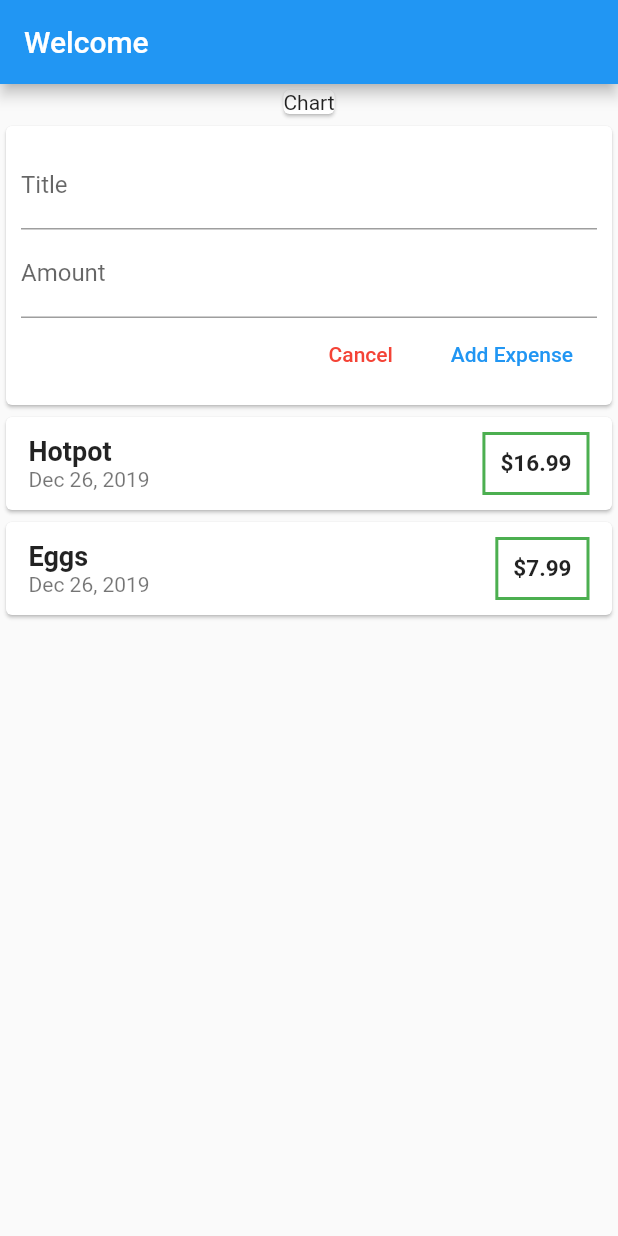
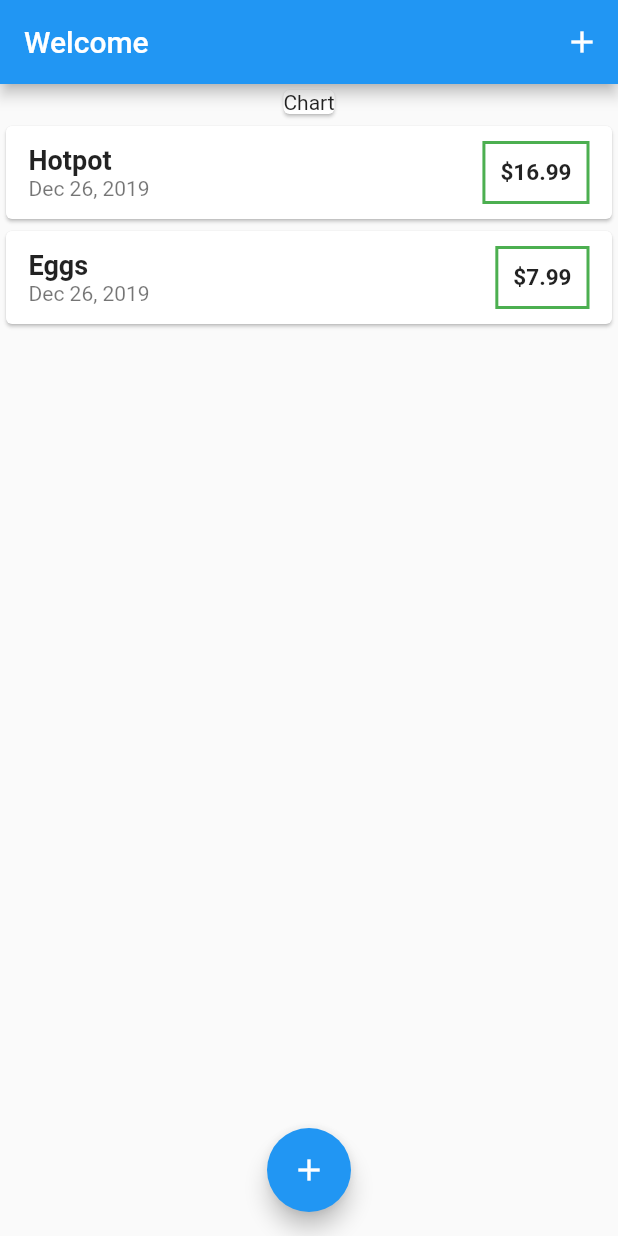
Before and after one commit to thecrumb/expensebook, a Flutter app: the screen it shows after launch, on a phone screen of 412 x 824 dp. Run offline on Flutter 3.47's test engine with Material 2 defaults, Android fonts, the phone set to English and light mode, and no system bars.

Commit message:
Moved new expense to modal sheet. Fixed some formatting

```diff
--- a/lib/main.dart
+++ b/lib/main.dart
@@ -1,6 +1,8 @@
 import 'package:flutter/material.dart';
 
-import './widgets/user_expenses.dart';
+import './models/expense.dart';
+import './widgets/expense_list.dart';
+import './widgets/new_expense.dart';
 
 void main() => runApp(MyApp());
 
@@ -14,12 +16,57 @@ class MyApp extends StatelessWidget {
   }
 }
 
-class MyHomePage extends StatelessWidget {
+class MyHomePage extends StatefulWidget {
+  @override
+  _MyHomePageState createState() => _MyHomePageState();
+}
+
+class _MyHomePageState extends State<MyHomePage> {
+  final List<Expense> _userExpenses = [
+    Expense(
+      id: '1',
+      title: 'Hotpot',
+      amount: 16.99,
+      date: DateTime.now(),
+    ),
+    Expense(
+      id: '2',
+      title: 'Eggs',
+      amount: 7.99,
+      date: DateTime.now(),
+    ),
+  ];
+
+  void _addExpense(String titleInput, double amountInput) {
+    final currentExpense = Expense(
+      id: DateTime.now().toString(),
+      title: titleInput,
+      amount: amountInput,
+      date: DateTime.now(),
+    );
+
+    setState(() {
+      _userExpenses.add(currentExpense);
+    });
+  }
+
+  void _openNewExpense(BuildContext ctx) {
+    showModalBottomSheet(context: ctx, builder: (_) {
+      return NewExpense(_addExpense);
+    });
+  }
+
   @override
   Widget build(BuildContext context) {
     return Scaffold(
       appBar: AppBar(
         title: Text('Welcome'),
+        actions: <Widget>[
+          IconButton(
+            icon: Icon(Icons.add),
+            onPressed: () => _openNewExpense(context),
+          )
+        ],
       ),
       body: SingleChildScrollView(
         child: Column(
@@ -27,10 +74,15 @@ class MyHomePage extends StatelessWidget {
             Card(
               child: Text('Chart'),
             ),
-            UserExpenses(),
+            ExpenseList(_userExpenses),
           ],
         ),
       ),
+      floatingActionButton: FloatingActionButton(
+        child: Icon(Icons.add),
+        onPressed: () => _openNewExpense(context),
+      ),
+      floatingActionButtonLocation: FloatingActionButtonLocation.centerFloat,
     );
   }
 }
--- a/lib/widgets/expense_list.dart
+++ b/lib/widgets/expense_list.dart
@@ -52,7 +52,7 @@ class ExpenseList extends StatelessWidget {
                     ),
                     padding: EdgeInsets.all(10.0),
                     child: Text(
-                      '\$' + expenses[index].amount.toString(),
+                      '\$${expenses[index].amount.toStringAsFixed(2)}',
                       style: TextStyle(
                         fontWeight: FontWeight.bold,
                         fontSize: 15.0,
--- a/lib/widgets/user_expenses.dart
+++ /dev/null
@@ -1,50 +0,0 @@
-import 'package:flutter/material.dart';
-
-import './expense_list.dart';
-import './new_expense.dart';
-import '../models/expense.dart';
-
-class UserExpenses extends StatefulWidget {
-  @override
-  _UserExpensesState createState() => _UserExpensesState();
-}
-
-class _UserExpensesState extends State<UserExpenses> {
-  final List<Expense> _userExpenses = [
-    Expense(
-      id: '1',
-      title: 'Hotpot',
-      amount: 16.99,
-      date: DateTime.now(),
-    ),
-    Expense(
-      id: '2',
-      title: 'Eggs',
-      amount: 7.99,
-      date: DateTime.now(),
-    ),
-  ];
-
-  void _addExpense(String titleInput, double amountInput) {
-    final currentExpense = Expense(
-      id: DateTime.now().toString(),
-      title: titleInput,
-      amount: amountInput,
-      date: DateTime.now(),
-    );
-
-    setState(() {
-      _userExpenses.add(currentExpense);
-    });
-  }
-
-  @override
-  Widget build(BuildContext context) {
-    return Column(
-      children: <Widget>[
-        NewExpense(_addExpense),
-        ExpenseList(_userExpenses),
-      ],
-    );
-  }
-}
```
Also changed, not shown: lib/widgets/new_expense.dart (+28 -9 lines).
